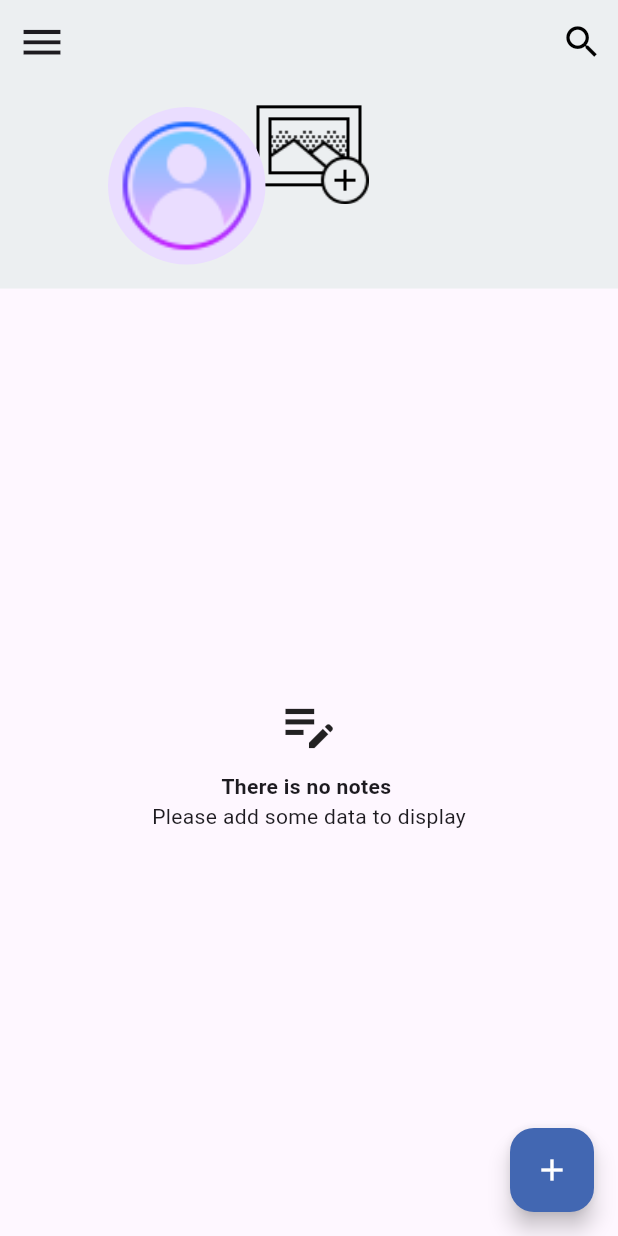
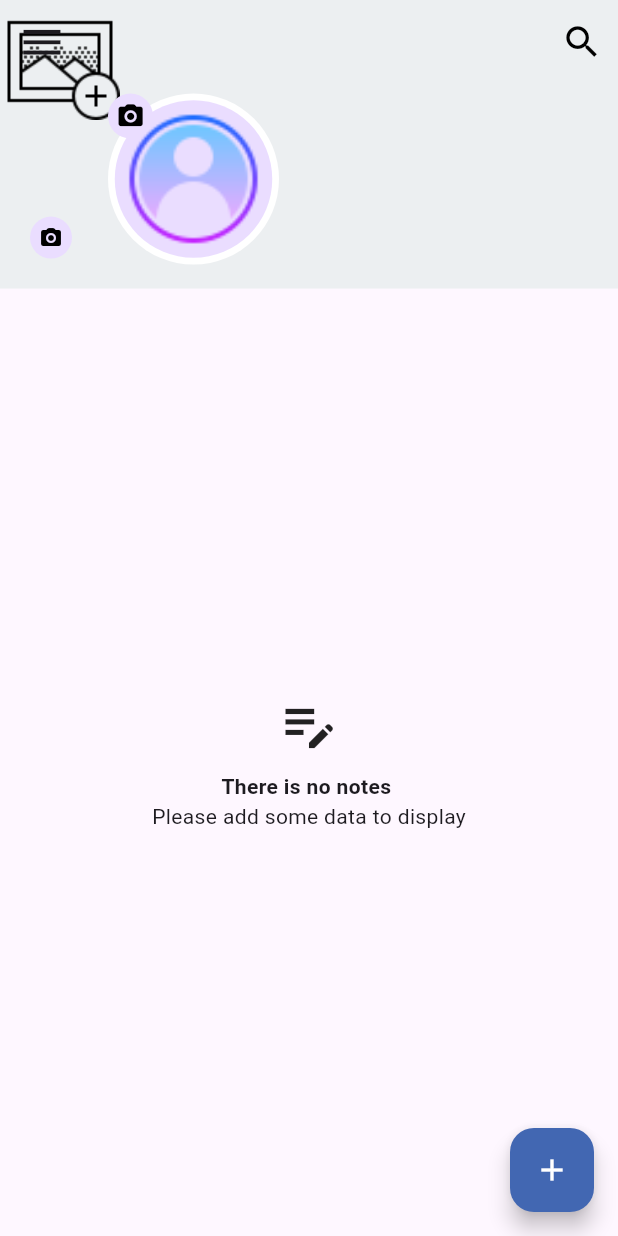
Before and after one commit to AmrMohamed97/life_binder, a Flutter app: the PersonalPageView screen opened by its route, on a phone screen of 412 x 824 dp. Run offline on Flutter 3.47's test engine with Material 3 defaults, Android fonts, the phone set to English and light mode, and no system bars; our stand-ins replace awesome_dialog, cloud_firestore, firebase_auth, firebase_core, firebase_storage, flutter_bloc and 6 more; accounts and stored records are empty.

Commit message:
edit personal page

```diff
--- a/lib/features/personal_page/presentation/pages/widgets/background_app_bar_image.dart
+++ b/lib/features/personal_page/presentation/pages/widgets/background_app_bar_image.dart
@@ -10,9 +10,10 @@ class BackgroundAppBarImage extends StatelessWidget {
   });
   @override
   Widget build(BuildContext context) {
-    return BlocProvider(create: (context)=>BackgroundImageCubit()..getBackgroundImage(),
-    child: BlocBuilder<BackgroundImageCubit,BackgroundImageState>(
-      builder: (context,state){
+    return BlocProvider(
+      create: (context) => BackgroundImageCubit()..getBackgroundImage(),
+      child: BlocBuilder<BackgroundImageCubit, BackgroundImageState>(
+        builder: (context, state) {
           var cubit = BlocProvider.of<BackgroundImageCubit>(context);
           return GestureDetector(
             onTap: () {
@@ -25,8 +26,23 @@ class BackgroundAppBarImage extends StatelessWidget {
                           folder: 'background')));
             },
             child: cubit.backgroundImage.isEmpty
-          ? Image.asset(
+                ? Stack(
+                    children: [
+                      Image.asset(
                         'assets/images/4.png',
+                      ),
+                      const Positioned(
+                        bottom: 20,
+                        left: 20,
+                        child: const CircleAvatar(
+                            radius: 14,
+                            child: Icon(
+                              Icons.camera_alt_rounded,
+                              color: Colors.black,
+                              size: 16,
+                            )),
+                      )
+                    ],
                   )
                 : Image.network(
                     cubit.backgroundImage,
@@ -37,6 +53,5 @@ class BackgroundAppBarImage extends StatelessWidget {
         },
       ),
     );
-
   }
 }
--- a/lib/features/personal_page/presentation/pages/widgets/personal_image.dart
+++ b/lib/features/personal_page/presentation/pages/widgets/personal_image.dart
@@ -12,13 +12,43 @@ class PersonalImage extends StatelessWidget {
   @override
   Widget build(BuildContext context) {
     return cubit.personalImage.isEmpty
-        ? const CircleAvatar(
-            radius: 35,
-            backgroundImage: AssetImage('assets/images/3.png'),
-          )
-        : CircleAvatar(
-            radius: 35,
-            backgroundImage: NetworkImage(cubit.personalImage),
+        ? const Stack(
+          children: [
+              CircleAvatar(
+                radius: 38,
+                backgroundColor: Colors.white,
+                child: CircleAvatar(
+                  radius: 35,
+                  backgroundImage: AssetImage('assets/images/3.png'),
+                ),
+              ),
+                CircleAvatar(
+                  radius: 10,
+                  child: Icon(
+                    Icons.camera_alt_rounded,
+                    color: Colors.black,
+                    size: 13,
+                  )),
+          ],
+        )
+        : Stack(
+            children: [
+              CircleAvatar(
+                backgroundColor: Colors.white,
+                radius: 38,
+                child: CircleAvatar(
+                  radius: 35,
+                  backgroundImage: NetworkImage(cubit.personalImage),
+                ),
+              ),
+              const CircleAvatar(
+                  radius: 10,
+                  child: Icon(
+                    Icons.camera_alt_rounded,
+                    color: Colors.black,
+                    size: 13,
+                  )),
+            ],
           );
   }
 }
```
Lines whose indentation alone changed are shown as unchanged.
